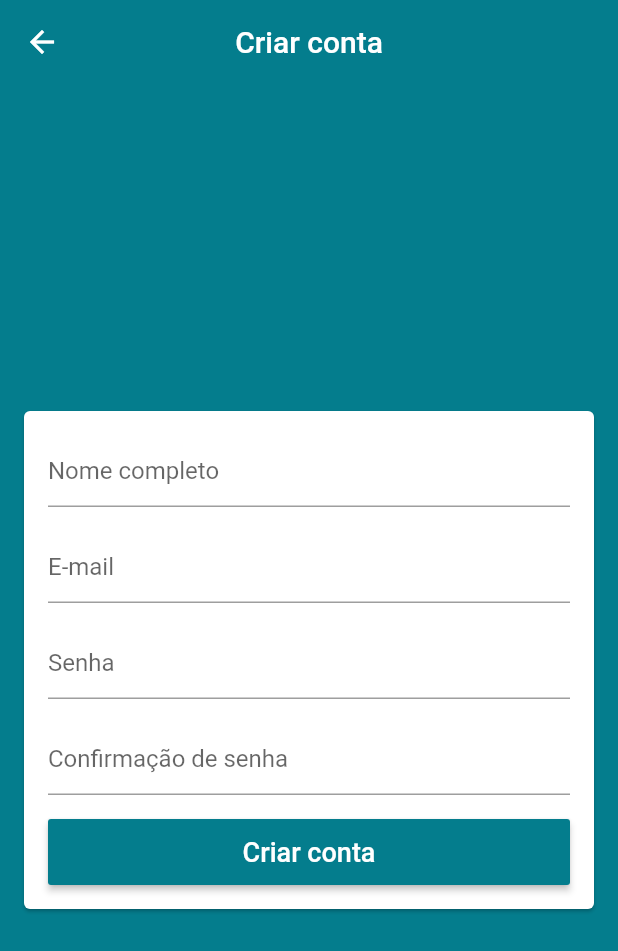
After one commit to fagnerlima/loja-virtual-flutter, a Flutter app: the screen it shows after launch, after a tap on "Criar conta", on a phone screen of 412 x 824 dp. The commit adds this screen. Shown: the top 951 px of the screen. Run offline on Flutter 3.47's test engine with Material 2 defaults, Android fonts, the phone set to English and light mode, and no system bars; our stand-ins replace firebase_auth; accounts and stored records are empty.

Commit message:
Adiciona UI da tela de cadastro

```diff
--- a/lib/main.dart
+++ b/lib/main.dart
@@ -1,6 +1,7 @@
 import 'package:flutter/material.dart';
 import 'package:loja_virtual/models/user_manager.dart';
 import 'package:loja_virtual/screens/base/base_screen.dart';
+import 'package:loja_virtual/screens/signup/signup_screen.dart';
 import 'package:provider/provider.dart';
 
 void main() {
@@ -25,7 +26,20 @@ class MyApp extends StatelessWidget {
           ),
           visualDensity: VisualDensity.adaptivePlatformDensity,
         ),
-        home: BaseScreen(),
+        initialRoute: '/base',
+        onGenerateRoute: (settings) {
+          switch (settings.name) {
+            case '/signup':
+              return MaterialPageRoute(
+                builder: (_) => SignUpScreen()
+              );
+            case '/base':
+            default:
+              return MaterialPageRoute(
+                  builder: (_) => BaseScreen()
+              );
+          }
+        },
       ),
     );
   }
--- a/lib/screens/login/login_screen.dart
+++ b/lib/screens/login/login_screen.dart
@@ -22,6 +22,16 @@ class LoginScreen extends StatelessWidget {
       appBar: AppBar(
         title: const Text('Entrar'),
         centerTitle: true,
+        actions: <Widget>[
+          FlatButton(
+            onPressed: () =>
+                Navigator.of(context).pushReplacementNamed('/signup'),
+            textColor: Colors.white,
+            child: const Text('Criar conta',
+              style: TextStyle(fontSize: 14),
+            ),
+          )
+        ],
       ),
       body: Center(
         child: Card(
--- /dev/null
+++ b/lib/screens/signup/signup_screen.dart
@@ -0,0 +1,65 @@
+import 'package:flutter/material.dart';
+
+class SignUpScreen extends StatelessWidget {
+  @override
+  Widget build(BuildContext context) {
+    final Color primaryColor = Theme.of(context).primaryColor;
+
+    return Scaffold(
+      appBar: AppBar(
+        title: const Text('Criar conta'),
+        centerTitle: true,
+      ),
+      body: Center(
+        child: Card(
+          margin: const EdgeInsets.symmetric(horizontal: 16),
+          child: ListView(
+            padding: const EdgeInsets.all(16),
+            shrinkWrap: true,
+            children: <Widget>[
+              TextFormField(
+                decoration: const InputDecoration(
+                  hintText: 'Nome completo',
+                ),
+              ),
+              const SizedBox(height: 16,),
+              TextFormField(
+                decoration: const InputDecoration(
+                  hintText: 'E-mail'
+                ),
+                keyboardType: TextInputType.emailAddress,
+              ),
+              const SizedBox(height: 16,),
+              TextFormField(
+                decoration: const InputDecoration(
+                  hintText: 'Senha'
+                ),
+                obscureText: true,
+              ),
+              const SizedBox(height: 16,),
+              TextFormField(
+                decoration: const InputDecoration(
+                  hintText: 'Confirmação de senha'
+                ),
+                obscureText: true,
+              ),
+              const SizedBox(height: 16,),
+              SizedBox(
+                height: 44,
+                child: RaisedButton(
+                  onPressed: () {},
+                  color: primaryColor,
+                  disabledColor: primaryColor.withAlpha(100),
+                  textColor: Colors.white,
+                  child: const Text('Criar conta',
+                    style: TextStyle(fontSize: 18),
+                  ),
+                ),
+              )
+            ],
+          ),
+        ),
+      ),
+    );
+  }
+}
```
